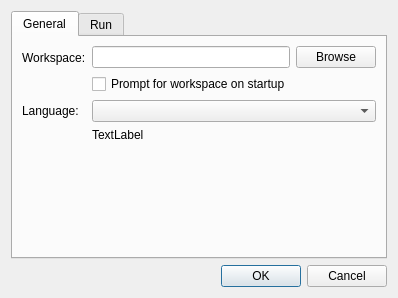
Old version of the form source/src/options.ui in the repository ufopleds/DengueME.
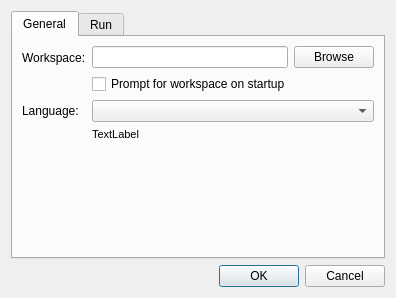
New version of the form.

Patch:
```diff
--- a/source/src/options.ui
+++ b/source/src/options.ui
@@ -6,10 +6,22 @@
    <rect>
     <x>0</x>
     <y>0</y>
-    <width>398</width>
+    <width>396</width>
     <height>298</height>
    </rect>
   </property>
+  <property name="sizePolicy">
+   <sizepolicy hsizetype="Fixed" vsizetype="Fixed">
+    <horstretch>0</horstretch>
+    <verstretch>0</verstretch>
+   </sizepolicy>
+  </property>
+  <property name="maximumSize">
+   <size>
+    <width>396</width>
+    <height>298</height>
+   </size>
+  </property>
   <property name="windowTitle">
    <string>Options</string>
   </property>
@@ -88,9 +100,17 @@
        </item>
        <item row="6" column="1">
         <widget class="QLabel" name="languageMessage">
+         <property name="font">
+          <font>
+           <pointsize>8</pointsize>
+          </font>
+         </property>
          <property name="text">
           <string>TextLabel</string>
          </property>
+         <property name="textFormat">
+          <enum>Qt::AutoText</enum>
+         </property>
         </widget>
        </item>
       </layout>
```
